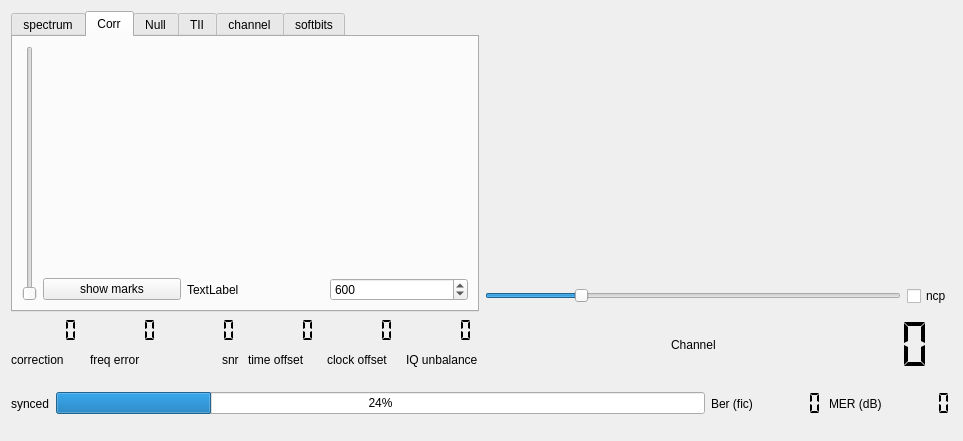
First picture: the form in sources/main/forms-v7/scopewidget.ui, repository JvanKatwijk/qt-dab, before the edit.
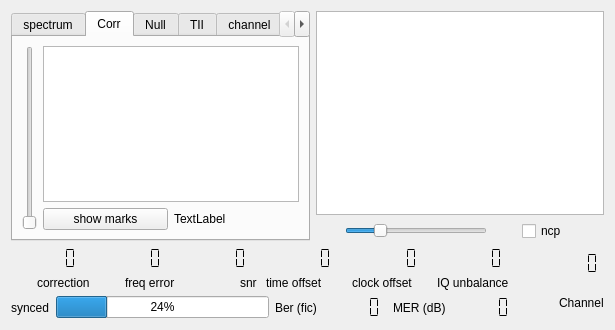
Second picture: the form after the edit. The open tabs and pages were chosen to show the change. Custom widgets are drawn as their Qt base class.

Diff of the .ui file:
```diff
--- a/sources/main/forms-v7/scopewidget.ui
+++ b/sources/main/forms-v7/scopewidget.ui
@@ -6,16 +6,16 @@
    <rect>
     <x>0</x>
     <y>0</y>
-    <width>963</width>
-    <height>441</height>
+    <width>615</width>
+    <height>330</height>
    </rect>
   </property>
   <property name="windowTitle">
    <string>spectrumscope</string>
   </property>
-  <layout class="QVBoxLayout" name="verticalLayout_9">
+  <layout class="QVBoxLayout" name="verticalLayout_11">
    <item>
-    <layout class="QHBoxLayout" name="horizontalLayout_10">
+    <layout class="QHBoxLayout" name="horizontalLayout_9">
      <item>
       <widget class="QTabWidget" name="tabWidget">
        <property name="maximumSize">
@@ -25,13 +25,13 @@
         </size>
        </property>
        <property name="currentIndex">
-        <number>0</number>
+        <number>5</number>
        </property>
        <widget class="QWidget" name="spectrumTab">
         <attribute name="title">
          <string>spectrum</string>
         </attribute>
-        <layout class="QHBoxLayout" name="horizontalLayout_12">
+        <layout class="QHBoxLayout" name="horizontalLayout_11">
          <item>
           <layout class="QHBoxLayout" name="horizontalLayout_7">
            <item>
@@ -42,17 +42,7 @@
             </widget>
            </item>
            <item>
-            <widget class="QwtPlot" name="spectrumPlot">
-             <property name="minimumSize">
-              <size>
-               <width>0</width>
-               <height>170</height>
-              </size>
-             </property>
-             <property name="toolTip">
-              <string>&lt;html&gt;&lt;head/&gt;&lt;body&gt;&lt;p&gt;The spectrum of the incoming signal.&lt;/p&gt;&lt;/body&gt;&lt;/html&gt;</string>
-             </property>
-            </widget>
+            <widget class="clickableChart" name="plotArea"/>
            </item>
           </layout>
          </item>
@@ -64,7 +54,7 @@
         </attribute>
         <layout class="QHBoxLayout" name="horizontalLayout_13">
          <item>
-          <layout class="QHBoxLayout" name="horizontalLayout_14">
+          <layout class="QHBoxLayout" name="horizontalLayout_12">
            <item>
             <widget class="QSlider" name="correlationSlider">
              <property name="orientation">
@@ -75,7 +65,7 @@
            <item>
             <layout class="QVBoxLayout" name="verticalLayout">
              <item>
-              <widget class="QwtPlot" name="correlationPlot"/>
+              <widget class="clickableChart" name="correlationPlot"/>
              </item>
              <item>
               <layout class="QHBoxLayout" name="horizontalLayout_2">
@@ -99,22 +89,6 @@
                  </property>
                 </widget>
                </item>
-               <item>
-                <widget class="QSpinBox" name="correlationLength">
-                 <property name="minimum">
-                  <number>400</number>
-                 </property>
-                 <property name="maximum">
-                  <number>8005</number>
-                 </property>
-                 <property name="singleStep">
-                  <number>50</number>
-                 </property>
-                 <property name="value">
-                  <number>600</number>
-                 </property>
-                </widget>
-               </item>
               </layout>
              </item>
             </layout>
@@ -129,7 +103,7 @@
         </attribute>
         <layout class="QHBoxLayout" name="horizontalLayout_3">
          <item>
-          <widget class="QwtPlot" name="nullPlot"/>
+          <widget class="clickableChart" name="nullPlot"/>
          </item>
         </layout>
        </widget>
@@ -151,7 +125,7 @@
             </widget>
            </item>
            <item>
-            <widget class="QwtPlot" name="tiiPlot"/>
+            <widget class="clickableChart" name="tiiPlot"/>
            </item>
           </layout>
          </item>
@@ -181,7 +155,7 @@
             </widget>
            </item>
            <item>
-            <widget class="QwtPlot" name="channelPlot"/>
+            <widget class="clickableChart" name="channelPlot"/>
            </item>
           </layout>
          </item>
@@ -193,38 +167,34 @@
         </attribute>
         <layout class="QHBoxLayout" name="horizontalLayout_6">
          <item>
-          <widget class="QwtPlot" name="devPlot">
-           <property name="maximumSize">
-            <size>
-             <width>16777215</width>
-             <height>260</height>
-            </size>
-           </property>
-          </widget>
+          <widget class="clickableChart" name="softBitsPlot"/>
          </item>
         </layout>
        </widget>
       </widget>
      </item>
      <item>
-      <layout class="QVBoxLayout" name="verticalLayout_2">
+      <layout class="QVBoxLayout" name="verticalLayout_10">
        <item>
-        <widget class="QwtPlot" name="iqDisplay">
-         <property name="maximumSize">
+        <widget class="clickableChart" name="iqPlotArea">
+         <property name="minimumSize">
           <size>
-           <width>16777215</width>
-           <height>257</height>
+           <width>221</width>
+           <height>0</height>
           </size>
          </property>
-         <property name="toolTip">
-          <string>&lt;html&gt;&lt;head/&gt;&lt;body&gt;&lt;p&gt;IQ constallation of the decoded signal. Ideally one sees 4 dots, one in each quadrant&lt;/p&gt;&lt;/body&gt;&lt;/html&gt;</string>
-         </property>
         </widget>
        </item>
        <item>
         <layout class="QHBoxLayout" name="horizontalLayout">
          <item>
           <widget class="QSlider" name="scopeSlider">
+           <property name="maximumSize">
+            <size>
+             <width>142</width>
+             <height>16777215</height>
+            </size>
+           </property>
            <property name="toolTip">
             <string>&lt;html&gt;&lt;head/&gt;&lt;body&gt;&lt;p&gt;Zoom in/out&lt;/p&gt;&lt;/body&gt;&lt;/html&gt;</string>
            </property>
@@ -238,6 +208,12 @@
          </item>
          <item>
           <widget class="QCheckBox" name="ncpScope_checkBox">
+           <property name="maximumSize">
+            <size>
+             <width>51</width>
+             <height>16777215</height>
+            </size>
+           </property>
            <property name="toolTip">
             <string>&lt;html&gt;&lt;head/&gt;&lt;body&gt;&lt;p&gt;If the checkbox is set the constallation diagram of the decoded carriers is shown. The default setting is to show just the centerpoints of the &amp;quot;clouds&amp;quot;.&lt;/p&gt;&lt;/body&gt;&lt;/html&gt;</string>
            </property>
@@ -253,7 +229,9 @@
     </layout>
    </item>
    <item>
-    <layout class="QHBoxLayout" name="horizontalLayout_8">
+    <layout class="QHBoxLayout" name="horizontalLayout_5">
+     <item>
+      <layout class="QVBoxLayout" name="verticalLayout_2">
      <item>
       <layout class="QHBoxLayout" name="horizontalLayout_4">
        <item>
@@ -271,7 +249,7 @@
            </property>
           </widget>
          </item>
-         <item>
+           <item alignment="Qt::AlignmentFlag::AlignRight">
           <widget class="QLabel" name="label_8">
            <property name="text">
             <string>correction</string>
@@ -300,7 +278,7 @@
            </property>
           </widget>
          </item>
-         <item>
+           <item alignment="Qt::AlignmentFlag::AlignRight">
           <widget class="QLabel" name="label">
            <property name="text">
             <string>freq error</string>
@@ -418,39 +396,7 @@
       </layout>
      </item>
      <item>
-      <layout class="QHBoxLayout" name="horizontalLayout_5">
-       <item alignment="Qt::AlignmentFlag::AlignRight">
-        <widget class="QLabel" name="channelDisplay">
-         <property name="toolTip">
-          <string>&lt;html&gt;&lt;head/&gt;&lt;body&gt;&lt;p&gt;The currently selected channel. Note that for some forms of file input this info does not represent reality.&lt;/p&gt;&lt;/body&gt;&lt;/html&gt;</string>
-         </property>
-         <property name="text">
-          <string>Channel</string>
-         </property>
-        </widget>
-       </item>
-       <item>
-        <widget class="QLCDNumber" name="frequencyDisplay">
-         <property name="toolTip">
-          <string>&lt;html&gt;&lt;head/&gt;&lt;body&gt;&lt;p&gt;Frequency of the currently selected channel.&lt;/p&gt;&lt;/body&gt;&lt;/html&gt;</string>
-         </property>
-         <property name="frameShape">
-          <enum>QFrame::Shape::NoFrame</enum>
-         </property>
-         <property name="digitCount">
-          <number>7</number>
-         </property>
-         <property name="segmentStyle">
-          <enum>QLCDNumber::SegmentStyle::Flat</enum>
-         </property>
-        </widget>
-       </item>
-      </layout>
-     </item>
-    </layout>
-   </item>
-   <item>
-    <layout class="QHBoxLayout" name="horizontalLayout_9">
+        <layout class="QHBoxLayout" name="horizontalLayout_8">
      <item>
       <widget class="QLabel" name="syncLabel">
        <property name="toolTip">
@@ -522,13 +468,46 @@
     </layout>
    </item>
   </layout>
+     </item>
+     <item>
+      <layout class="QVBoxLayout" name="verticalLayout_9">
+       <item>
+        <widget class="QLCDNumber" name="frequencyDisplay">
+         <property name="toolTip">
+          <string>&lt;html&gt;&lt;head/&gt;&lt;body&gt;&lt;p&gt;Frequency of the currently selected channel.&lt;/p&gt;&lt;/body&gt;&lt;/html&gt;</string>
+         </property>
+         <property name="frameShape">
+          <enum>QFrame::Shape::NoFrame</enum>
+         </property>
+         <property name="digitCount">
+          <number>7</number>
+         </property>
+         <property name="segmentStyle">
+          <enum>QLCDNumber::SegmentStyle::Flat</enum>
+         </property>
+        </widget>
+       </item>
+       <item alignment="Qt::AlignmentFlag::AlignRight">
+        <widget class="QLabel" name="channelDisplay">
+         <property name="toolTip">
+          <string>&lt;html&gt;&lt;head/&gt;&lt;body&gt;&lt;p&gt;The currently selected channel. Note that for some forms of file input this info does not represent reality.&lt;/p&gt;&lt;/body&gt;&lt;/html&gt;</string>
+         </property>
+         <property name="text">
+          <string>Channel</string>
+         </property>
+        </widget>
+       </item>
+      </layout>
+     </item>
+    </layout>
+   </item>
+  </layout>
  </widget>
  <customwidgets>
   <customwidget>
-   <class>QwtPlot</class>
-   <extends>QFrame</extends>
-   <header>qwt_plot.h</header>
-   <container>1</container>
+   <class>clickableChart</class>
+   <extends>QGraphicsView</extends>
+   <header>clickable-chart.h</header>
   </customwidget>
  </customwidgets>
  <resources/>
```
Lines whose indentation alone changed are shown as unchanged.
